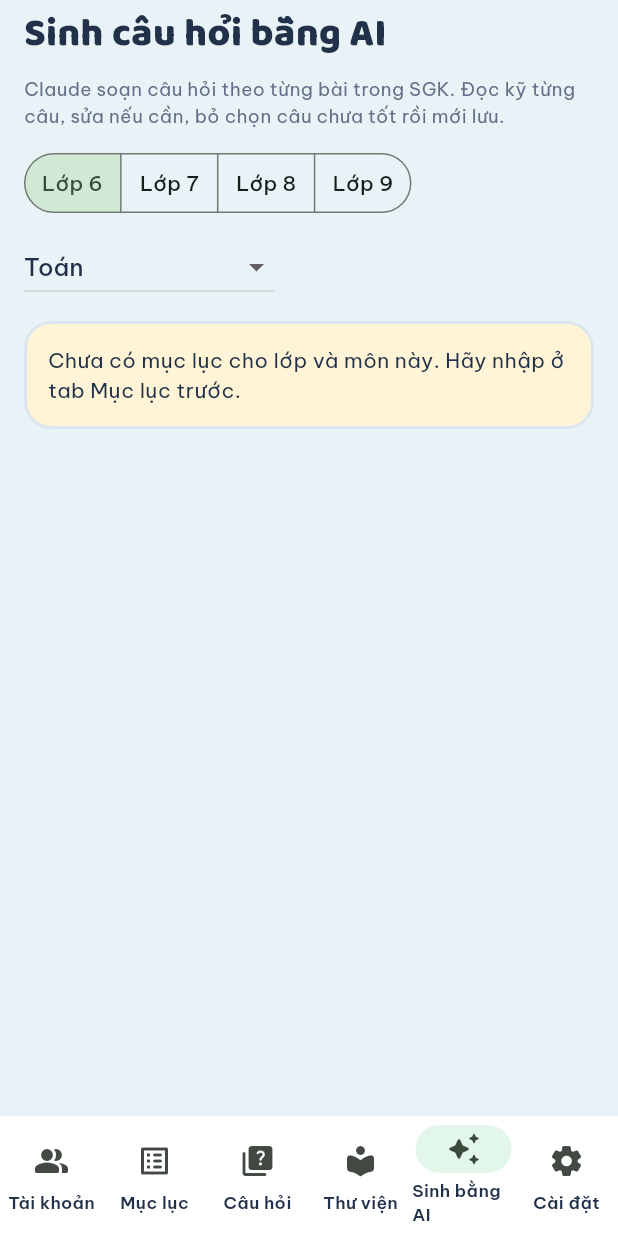
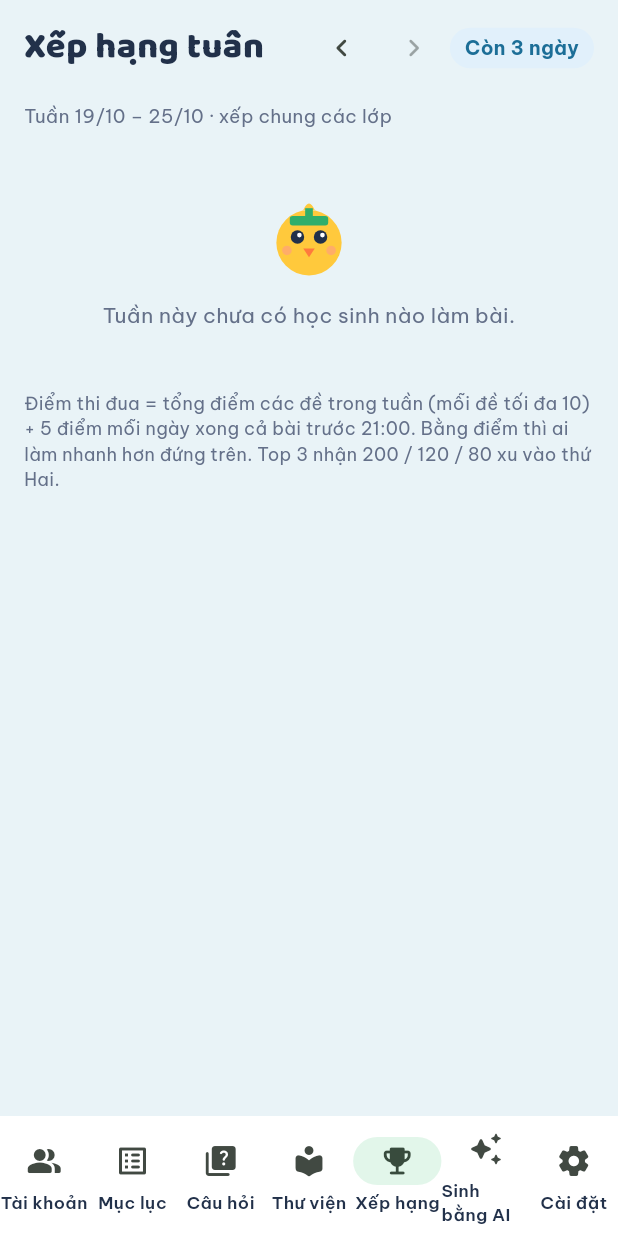
Before and after one commit to phamtruongtung/HocVui, a Flutter app: the AdminShell screen opened directly, item 5 of the bottom bar chosen, on a phone screen of 412 x 824 dp. Run offline on Flutter 3.47's test engine with Material 3 defaults, Android fonts, the phone set to English and light mode, and no system bars; our stand-ins replace audioplayers, cloud_firestore, firebase_auth, firebase_core, flutter_local_notifications, google_fonts and 2 more; accounts and stored records are empty.

Commit message:
Học Vui 0.1.1: lớp 1–9, âm thanh, xếp hạng cho admin

```diff
--- a/lib/logic/bank_parser.dart
+++ b/lib/logic/bank_parser.dart
@@ -178,7 +178,7 @@ String bankQuestionId(int grade, String subject, String lessonTitle, int index)
 
 /// Tên file → (lớp, môn). Ví dụ 'assets/bank/g7/toan_01.txt' → (7, 'toan').
 (int, String)? bankFileKey(String path) {
-  final m = RegExp(r'g([6-9])/([a-z]+)_\d+\.txt$').firstMatch(path);
+  final m = RegExp(r'g([1-9])/([a-z]+)_\d+\.txt$').firstMatch(path);
   if (m == null) return null;
   return (int.parse(m.group(1)!), m.group(2)!);
 }
--- a/lib/models/models.dart
+++ b/lib/models/models.dart
@@ -261,7 +261,8 @@ class Exam {
 
   bool get submitted => submittedAt != null;
   bool get started => startedAt != null;
-  DateTime? get deadline => startedAt?.add(const Duration(minutes: examMinutes));
+  int get minutes => examMinutesFor(grade);
+  DateTime? get deadline => startedAt?.add(Duration(minutes: minutes));
 
   factory Exam.fromDoc(DocumentSnapshot<Map<String, dynamic>> doc) {
     final d = doc.data() ?? const {};
--- a/lib/screens/admin/admin_shell.dart
+++ b/lib/screens/admin/admin_shell.dart
@@ -8,6 +8,7 @@ import '../../state/session.dart';
 import '../../theme.dart';
 import '../../widgets/common.dart';
 import '../student/exam_screens.dart';
+import '../student/leaderboard_tab.dart';
 import '../student/profile_tab.dart';
 import 'library_tab.dart';
 
@@ -26,6 +27,7 @@ class _AdminShellState extends State<AdminShell> {
     (Icons.list_alt_rounded, 'Mục lục'),
     (Icons.quiz_rounded, 'Câu hỏi'),
     (Icons.local_library_rounded, 'Thư viện'),
+    (Icons.emoji_events_rounded, 'Xếp hạng'),
     (Icons.auto_awesome_rounded, 'Sinh bằng AI'),
     (Icons.settings_rounded, 'Cài đặt'),
   ];
@@ -38,6 +40,7 @@ class _AdminShellState extends State<AdminShell> {
       CurriculumTab(),
       QuestionsTab(),
       LibraryTab(),
+      LeaderboardTab(browse: true),
       GenerateTab(),
       AdminSettingsTab(),
     ]);
@@ -85,19 +88,26 @@ class GradeSubjectPicker extends StatelessWidget {
   final void Function(int grade, Subject subject) onChanged;
 
   @override
-  Widget build(BuildContext context) => Wrap(spacing: 12, runSpacing: 8, crossAxisAlignment: WrapCrossAlignment.center, children: [
-        SegmentedButton<int>(
-          segments: [for (final g in grades) ButtonSegment(value: g, label: Text('Lớp $g'))],
-          selected: {grade},
-          showSelectedIcon: false,
-          onSelectionChanged: (s) => onChanged(s.first, subject),
-        ),
-        DropdownButton<Subject>(
-          value: subject,
-          items: [for (final s in Subject.values) DropdownMenuItem(value: s, child: Text(s.label))],
-          onChanged: (s) => onChanged(grade, s ?? subject),
-        ),
-      ]);
+  Widget build(BuildContext context) {
+    final subjects = subjectsForGrade(grade);
+    return Wrap(spacing: 12, runSpacing: 8, crossAxisAlignment: WrapCrossAlignment.center, children: [
+      DropdownButton<int>(
+        value: grade,
+        items: [for (final g in grades) DropdownMenuItem(value: g, child: Text('Lớp $g'))],
+        onChanged: (g) {
+          if (g == null) return;
+          // Lớp mới không học môn đang chọn (ví dụ Ngữ văn ở lớp 3) thì chọn môn đầu tiên.
+          final list = subjectsForGrade(g);
+          onChanged(g, list.contains(subject) ? subject : list.first);
+        },
+      ),
+      DropdownButton<Subject>(
+        value: subjects.contains(subject) ? subject : subjects.first,
+        items: [for (final s in subjects) DropdownMenuItem(value: s, child: Text(s.label))],
+        onChanged: (s) => onChanged(grade, s ?? subject),
+      ),
+    ]);
+  }
 }
 
 // =========================== Tài khoản ===========================
--- a/lib/screens/parent/parent_shell.dart
+++ b/lib/screens/parent/parent_shell.dart
@@ -250,7 +250,7 @@ class _KidDashboardState extends State<KidDashboard> {
             builder: (context, es) {
               if (es.hasError) return Text('Lỗi tải bài làm: ${es.error}');
               if (!es.hasData) return const LinearProgressIndicator();
-              return _examsSection(es.data!.where((e) => e.submitted).toList());
+              return _examsSection(es.data!.where((e) => e.submitted).toList(), kid.grade);
             },
           ),
           const SizedBox(height: 12),
@@ -315,7 +315,7 @@ class _KidDashboardState extends State<KidDashboard> {
         ),
       );
 
-  Widget _examsSection(List<Exam> exams) {
+  Widget _examsSection(List<Exam> exams, int grade) {
     // Số đề xong theo ngày (7 ngày qua).
     final days = [for (var i = 6; i >= 0; i--) addDays(_todayKey, -i)];
     final perDay = {for (final d in days) d: exams.where((e) => e.day == d).length};
@@ -364,7 +364,7 @@ class _KidDashboardState extends State<KidDashboard> {
         child: Column(crossAxisAlignment: CrossAxisAlignment.start, children: [
           const SectionLabel('Điểm trung bình theo môn (7 ngày)'),
           const SizedBox(height: 6),
-          for (final s in Subject.values)
+          for (final s in subjectsForGrade(grade))
             Padding(
               padding: const EdgeInsets.symmetric(vertical: 4),
               child: Row(children: [
--- a/lib/screens/student/leaderboard_tab.dart
+++ b/lib/screens/student/leaderboard_tab.dart
@@ -8,19 +8,31 @@ import '../../state/session.dart';
 import '../../theme.dart';
 import '../../widgets/common.dart';
 
-class LeaderboardTab extends StatelessWidget {
-  const LeaderboardTab({super.key});
+/// Bảng xếp hạng tuần. Quản trị viên dùng [browse] = true để xem cả các tuần trước.
+class LeaderboardTab extends StatefulWidget {
+  const LeaderboardTab({super.key, this.browse = false});
+  final bool browse;
+
+  @override
+  State<LeaderboardTab> createState() => _LeaderboardTabState();
+}
+
+class _LeaderboardTabState extends State<LeaderboardTab> {
+  /// 0 = tuần này, 1 = tuần trước, …
+  int _weeksAgo = 0;
 
   @override
   Widget build(BuildContext context) {
     final session = context.read<Session>();
     final me = session.profile!.uid;
-    final now = DateTime.now();
+    final today = DateTime.now();
+    final now = DateTime(today.year, today.month, today.day - 7 * _weeksAgo);
     final week = weekKey(now);
     final monday = parseDay(week);
     final sunday = DateTime(monday.year, monday.month, monday.day + 6);
-    final daysLeft = 7 - now.weekday;
+    final daysLeft = 7 - today.weekday;
     return StreamBuilder<List<LeaderRow>>(
+      key: ValueKey(week),
       stream: session.repo.watchLeaderboard(week),
       builder: (context, snap) {
         if (snap.hasError) return ErrorView('Không tải được bảng xếp hạng: ${snap.error}');
@@ -29,13 +41,31 @@ class LeaderboardTab extends StatelessWidget {
         return AppPage(children: [
           Row(children: [
             Expanded(child: Text('Xếp hạng tuần', style: display(24))),
-            Pill(daysLeft == 0 ? 'Chốt tối nay' : 'Còn $daysLeft ngày', bg: AppColors.seaSoft, fg: AppColors.seaInk),
+            if (widget.browse) ...[
+              IconButton(
+                tooltip: 'Tuần trước',
+                icon: const Icon(Icons.chevron_left_rounded),
+                onPressed: () => setState(() => _weeksAgo++),
+              ),
+              IconButton(
+                tooltip: 'Tuần sau',
+                icon: const Icon(Icons.chevron_right_rounded),
+                onPressed: _weeksAgo == 0 ? null : () => setState(() => _weeksAgo--),
+              ),
+            ],
+            if (_weeksAgo == 0)
+              Pill(daysLeft == 0 ? 'Chốt tối nay' : 'Còn $daysLeft ngày', bg: AppColors.seaSoft, fg: AppColors.seaInk)
+            else
+              Pill('Đã chốt', bg: AppColors.paper, fg: AppColors.muted),
           ]),
           Text('Tuần ${monday.day}/${monday.month} – ${sunday.day}/${sunday.month} · xếp chung các lớp',
               style: const TextStyle(fontSize: 12.5, color: AppColors.muted)),
           if (rows.length >= 3) _podium(rows),
           for (var i = 0; i < rows.length; i++) _row(i + 1, rows[i], rows[i].uid == me),
-          if (rows.isEmpty) const EmptyView('Tuần này chưa ai làm bài. Làm đề đầu tiên để đứng đầu bảng!'),
+          if (rows.isEmpty)
+            EmptyView(widget.browse
+                ? 'Tuần này chưa có học sinh nào làm bài.'
+                : 'Tuần này chưa ai làm bài. Làm đề đầu tiên để đứng đầu bảng!'),
           Text(
             'Điểm thi đua = tổng điểm các đề trong tuần (mỗi đề tối đa 10) + ${earlyBonusPoints.toInt()} điểm '
             'mỗi ngày xong cả bài trước 21:00. Bằng điểm thì ai làm nhanh hơn đứng trên. '
--- a/lib/services/ai_service.dart
+++ b/lib/services/ai_service.dart
@@ -32,7 +32,7 @@ class AiService {
   }
 
   static const _system = '''
-Bạn là giáo viên THCS giàu kinh nghiệm ở Việt Nam, soạn câu hỏi trắc nghiệm ôn tập
+Bạn là giáo viên phổ thông (tiểu học và THCS) giàu kinh nghiệm ở Việt Nam, soạn câu hỏi trắc nghiệm ôn tập
 theo Chương trình giáo dục phổ thông 2018 và bộ sách giáo khoa "Kết nối tri thức với cuộc sống"
 (NXB Giáo dục Việt Nam).
 
--- a/lib/theme.dart
+++ b/lib/theme.dart
@@ -38,6 +38,9 @@ Color subjectColor(Subject s) => switch (s) {
       Subject.anh => AppColors.plum,
       Subject.khtn => AppColors.leaf,
       Subject.lsdl => AppColors.flame,
+      Subject.tiengviet => AppColors.rose,
+      Subject.tnxh => AppColors.leaf,
+      Subject.khoahoc => AppColors.leaf,
     };
 
 const levelColors = [Color(0xFF9BDDB7), Color(0xFF6FC6E8), Color(0xFFF6B44B), Color(0xFFF07856)];
--- a/lib/version.dart
+++ b/lib/version.dart
@@ -1,3 +1,3 @@
 /// Phiên bản hiển thị trong app. Phải khớp với dòng `version:` trong
 /// pubspec.yaml (phần trước dấu +) — test/version_test.dart kiểm tra điều này.
-const kAppVersion = '0.1.0';
+const kAppVersion = '0.1.1';
```
Also changed, not shown: lib/logic/subjects.dart (+82 -13 lines), lib/screens/student/exam_screens.dart (+20 -4 lines), lib/screens/student/student_shell.dart (+5 -3 lines), lib/services/repo.dart (+5 -5 lines), pubspec.yaml (+7 -2 lines), 2 other files.
